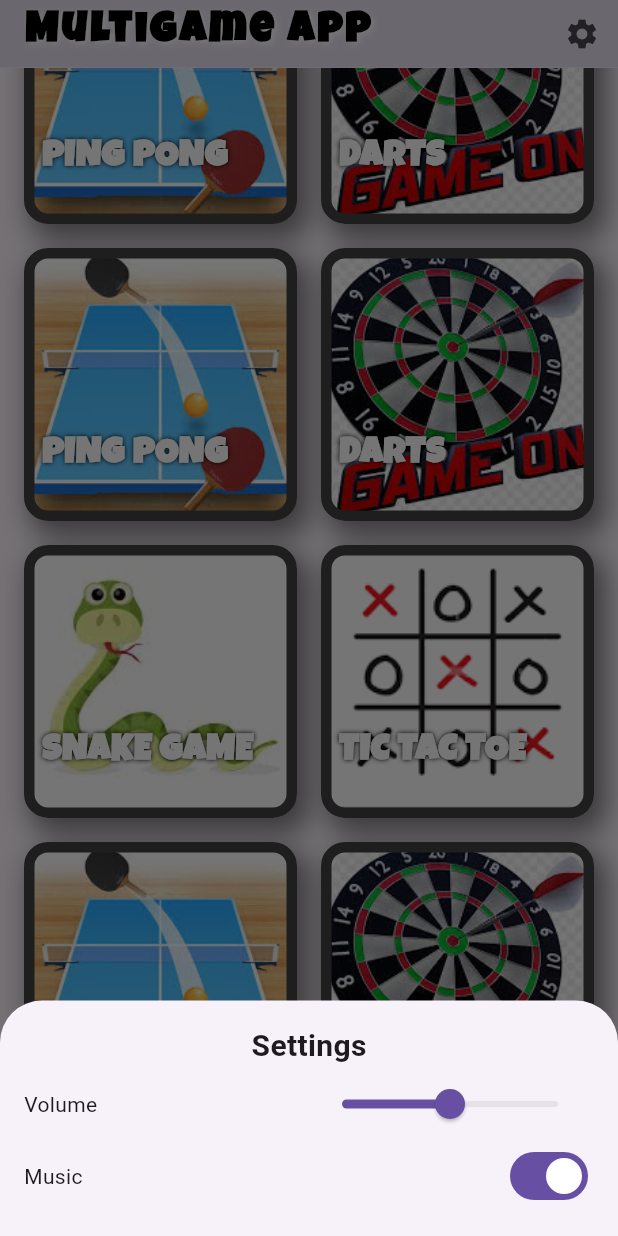
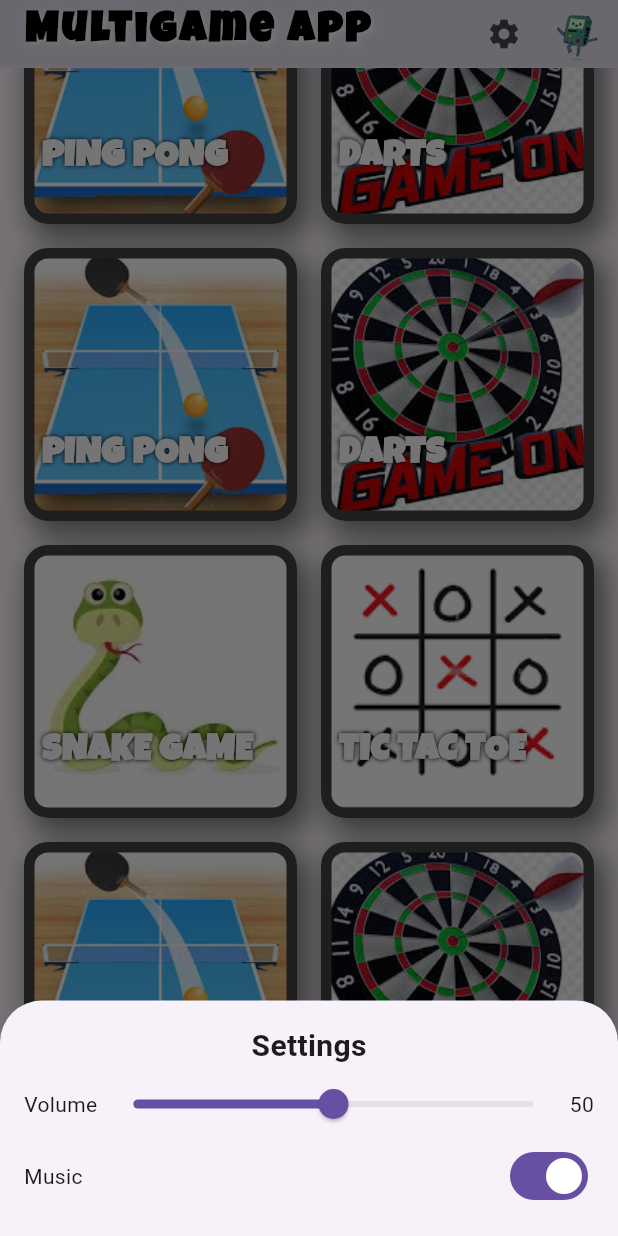
Before and after one commit to Rizwanhu/MultiGame-App, a Flutter app: the MainScreen screen opened directly, scrolled down 509 dp, after a tap on the "settings" icon, on a phone screen of 412 x 824 dp. Run offline on Flutter 3.47's test engine with Material 3 defaults, Android fonts, the phone set to English and light mode, and no system bars.

Commit message:
Settings-Drawer Fixture and GIF added

```diff
--- a/lib/main_screen.dart
+++ b/lib/main_screen.dart
@@ -31,33 +31,66 @@ class _MainScreenState extends State<MainScreen> {
   int currentIndex = 0;
   List<IconData> icons = [Icons.home, Icons.bar_chart, Icons.person];
   List<String> labels = ["Home", "Leaderboard", "Profile"];
+  double volumeValue = 50.0;
+  bool isMusicOn = true;
 
   void openDrawer() {
     showModalBottomSheet(
       context: context,
       builder: (context) {
+        return StatefulBuilder(
+          builder: (BuildContext context, StateSetter setModalState) {
             return Container(
               padding: EdgeInsets.all(16),
               child: Column(
                 mainAxisSize: MainAxisSize.min,
                 children: [
-              Text("Settings", style: TextStyle(fontSize: 20, fontWeight: FontWeight.bold)),
+                  Text("Settings",
+                    style: TextStyle(fontSize: 20, fontWeight: FontWeight.bold)
+                  ),
                   Row(
                     mainAxisAlignment: MainAxisAlignment.spaceBetween,
                     children: [
                       Text("Volume"),
-                  Slider(value: 50, min: 0, max: 100, onChanged: (val) {}),
+                      Expanded(
+                        child: Slider(
+                          value: volumeValue,
+                          min: 0,
+                          max: 100,
+                          onChanged: (val) {
+                            setModalState(() {
+                              setState(() {
+                                volumeValue = val;
+                              });
+                            });
+                            // TODO: Implement volume control logic here
+                          },
+                        ),
+                      ),
+                      Text("${volumeValue.round()}"),
                     ],
                   ),
                   Row(
                     mainAxisAlignment: MainAxisAlignment.spaceBetween,
                     children: [
                       Text("Music"),
-                  Switch(value: true, onChanged: (val) {}),
+                      Switch(
+                        value: isMusicOn,
+                        onChanged: (val) {
+                          setModalState(() {
+                            setState(() {
+                              isMusicOn = val;
+                            });
+                          });
+                          // TODO: Implement music toggle logic here
+                        },
+                      ),
                     ],
                   ),
                 ],
               ),
+            );
+          },
         );
       },
     );
@@ -82,7 +115,16 @@ class _MainScreenState extends State<MainScreen> {
       appBar: AppBar(
         automaticallyImplyLeading: false,
         toolbarHeight: 45, // Decreased height
-        title: Text(
+        title: Row(
+          children: [
+            // Image.asset(
+            //   'assets/images/giphy.gif',
+            //   width: 30,
+            //   height: 40,
+            //   fit: BoxFit.contain,
+            // ),
+            // SizedBox(width: 8),
+            Text(
               "Multigame App",
               style: TextStyle(
                 fontSize: 28,
@@ -103,11 +145,22 @@ class _MainScreenState extends State<MainScreen> {
                 decorationThickness: 6,
               ),
             ),
+          ],
+        ),
         actions: [
           IconButton(
             icon: Icon(Icons.settings),
             onPressed: openDrawer,
-          )
+          ),
+          Padding(
+            padding: const EdgeInsets.only(right: 2.0),
+            child: Image.asset(
+              'assets/images/robot.gif',
+              width: 50,
+              height: 40,
+              fit: BoxFit.contain,
+            ),
+          ),
         ],
       ),
       body: SingleChildScrollView(
--- a/pubspec.yaml
+++ b/pubspec.yaml
@@ -71,6 +71,9 @@ flutter:
     - assets/images/trophy.gif
     - assets/images/island.jpg
     - assets/images/squid1.jpg
+    - assets/images/robot.gif
+    - assets/images/giphy.gif
+    - assets/images/dragon.gif
 
   # Add fonts section
   fonts:
```
Lines whose indentation alone changed are shown as unchanged.
